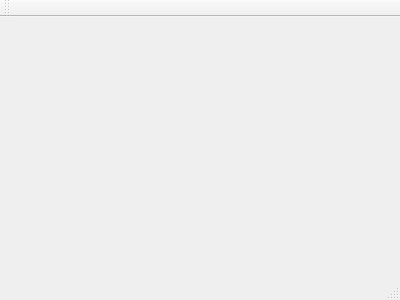
pdarragh/PixelPeople, file TheSpritening/mainwindow.ui: the form before one commit.
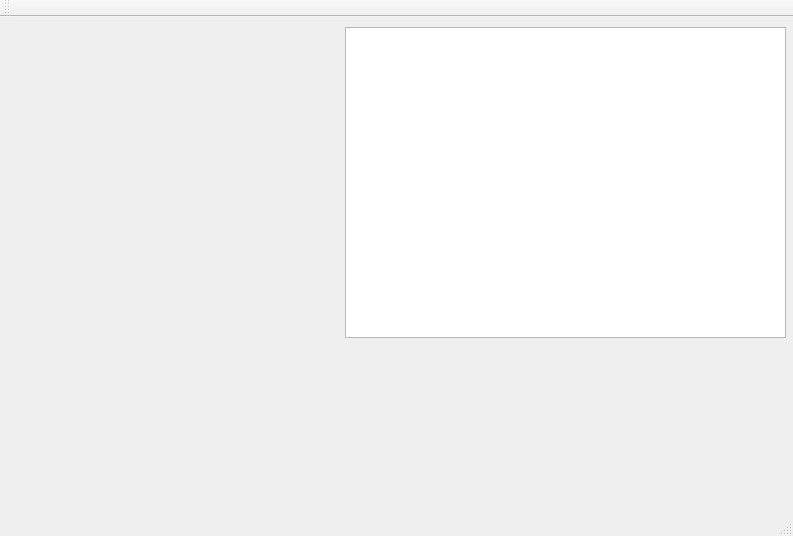
The form after the commit.

Patch:
```diff
--- a/TheSpritening/mainwindow.ui
+++ b/TheSpritening/mainwindow.ui
@@ -1,24 +1,50 @@
 <ui version="4.0">
  <class>MainWindow</class>
- <widget class="QMainWindow" name="MainWindow" >
-  <property name="geometry" >
+ <widget class="QMainWindow" name="MainWindow">
+  <property name="geometry">
    <rect>
     <x>0</x>
     <y>0</y>
-    <width>400</width>
-    <height>300</height>
+    <width>793</width>
+    <height>536</height>
    </rect>
   </property>
   <property name="windowTitle" >
    <string>MainWindow</string>
   </property>
-  <widget class="QMenuBar" name="menuBar" />
-  <widget class="QToolBar" name="mainToolBar" />
-  <widget class="QWidget" name="centralWidget" />
-  <widget class="QStatusBar" name="statusBar" />
+  <widget class="QWidget" name="centralWidget">
+   <widget class="QGraphicsView" name="graphicsView">
+    <property name="geometry">
+     <rect>
+      <x>345</x>
+      <y>10</y>
+      <width>441</width>
+      <height>311</height>
+     </rect>
+    </property>
+   </widget>
+  </widget>
+  <widget class="QMenuBar" name="menuBar">
+   <property name="geometry">
+    <rect>
+     <x>0</x>
+     <y>0</y>
+     <width>793</width>
+     <height>22</height>
+    </rect>
+   </property>
+  </widget>
+  <widget class="QToolBar" name="mainToolBar">
+   <attribute name="toolBarArea">
+    <enum>TopToolBarArea</enum>
+   </attribute>
+   <attribute name="toolBarBreak">
+    <bool>false</bool>
+   </attribute>
+  </widget>
+  <widget class="QStatusBar" name="statusBar"/>
  </widget>
- <layoutDefault spacing="6" margin="11" />
- <pixmapfunction></pixmapfunction>
+ <layoutdefault spacing="6" margin="11"/>
  <resources/>
  <connections/>
 </ui>
```
Left out of the diff: 3 changed lines with no effect on the pictures.
